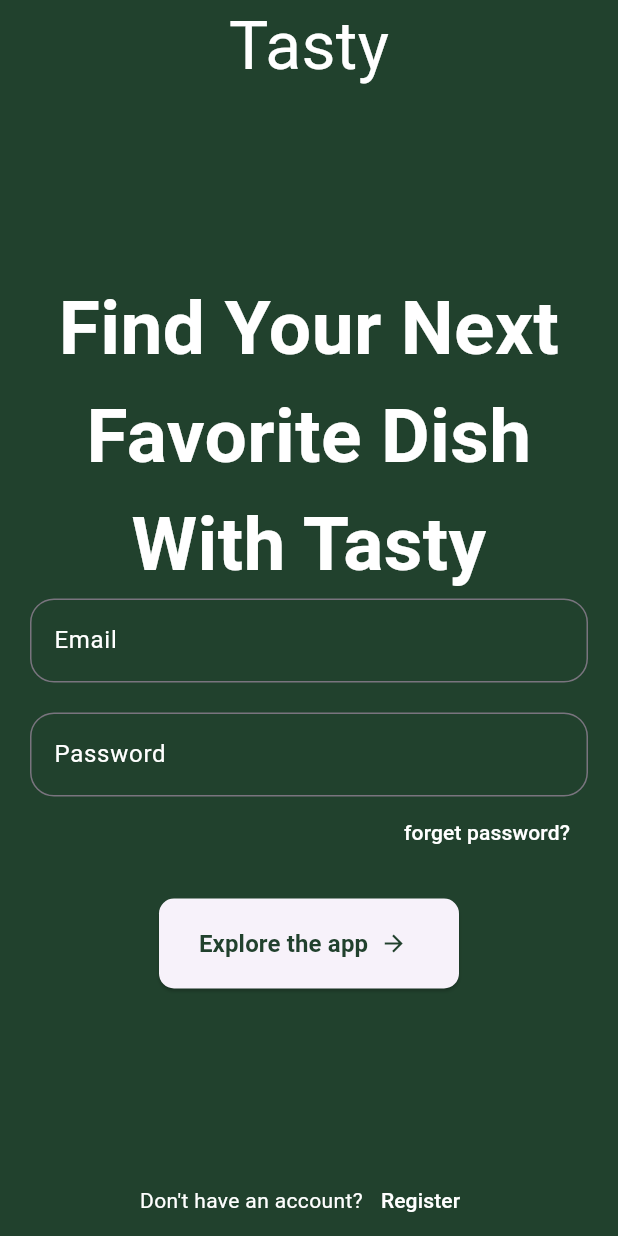
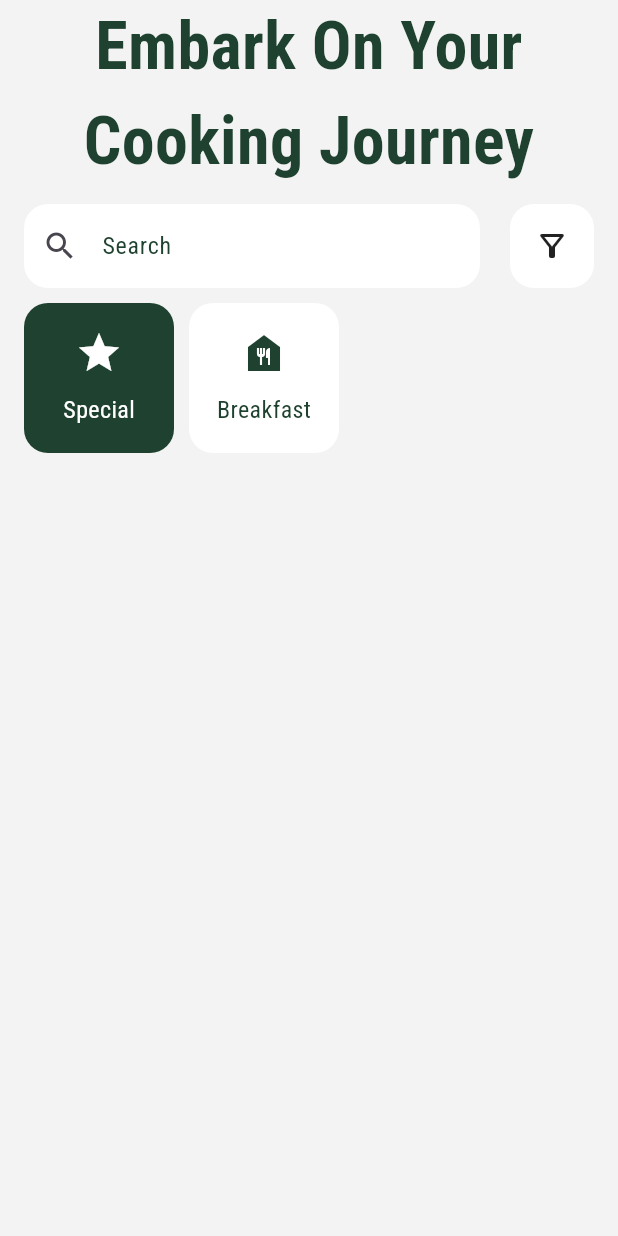
Before and after one commit to Luckystartech/recipe_app_class, a Flutter app: the screen it shows after launch, after a tap on "Explore the app", on a phone screen of 412 x 824 dp. Run offline on Flutter 3.47's test engine with Material 3 defaults, Android fonts, the phone set to English and light mode, and no system bars; our stand-ins replace google_fonts.

Commit message:
added homescreen

```diff
--- a/lib/main.dart
+++ b/lib/main.dart
@@ -1,4 +1,5 @@
 import 'package:flutter/material.dart';
+import 'package:google_fonts/google_fonts.dart';
 import 'package:recipe_app/screens/auth_screen.dart';
 
 void main() {
@@ -11,9 +12,12 @@ class MyApp extends StatelessWidget {
   // This widget is the root of your application.
   @override
   Widget build(BuildContext context) {
-    return const MaterialApp(
+    return  MaterialApp(
       debugShowCheckedModeBanner: false,
-      home: AuthScreen()
+      theme: ThemeData(
+        textTheme: GoogleFonts.robotoCondensedTextTheme()
+      ),
+      home: const AuthScreen()
     );
   }
 }
--- a/lib/screens/auth_screen.dart
+++ b/lib/screens/auth_screen.dart
@@ -1,4 +1,6 @@
 import 'package:flutter/material.dart';
+import 'package:recipe_app/screens/home_screen.dart';
+import 'package:recipe_app/utils/color.dart';
 
 class AuthScreen extends StatelessWidget {
   const AuthScreen({super.key});
@@ -6,7 +8,7 @@ class AuthScreen extends StatelessWidget {
   @override
   Widget build(BuildContext context) {
     return Scaffold(
-        backgroundColor: const Color.fromRGBO(33, 65, 45, 100),
+        backgroundColor: recipeAppPrimaryColor,
         //body
         body: SafeArea(
           child: Padding(
@@ -14,7 +16,8 @@ class AuthScreen extends StatelessWidget {
             child: Column(children: [
               const Text(
                 'Tasty',
-                style: TextStyle(color: Colors.white, fontSize: 44),
+                style: TextStyle(fontSize: 44, color: Colors.white),
+                // style: TextStyle(color: Colors.white, fontSize: 44),
               ),
               const SizedBox(
                 height: 120,
@@ -59,14 +62,22 @@ class AuthScreen extends StatelessWidget {
               const SizedBox(height: 20),
               ElevatedButton.icon(
                 iconAlignment: IconAlignment.end,
-                onPressed: () {},
-                label: const Text('Explore the app', style: TextStyle(fontWeight: FontWeight.bold, fontSize: 16),),
+                onPressed: () {
+                  Navigator.of(context)
+                      .push(MaterialPageRoute(builder: (context) {
+                    return const HomeScreen();
+                  }));
+                },
+                label: const Text(
+                  'Explore the app',
+                  style: TextStyle(fontWeight: FontWeight.bold, fontSize: 16),
+                ),
                 icon: const Icon(Icons.arrow_forward),
                 style: ElevatedButton.styleFrom(
-                  foregroundColor: const Color.fromRGBO(33, 65, 45, 100),
-                  fixedSize: const Size(200, 60),
-                  shape: RoundedRectangleBorder(borderRadius: BorderRadius.circular(10))
-                ),
+                    foregroundColor: const Color.fromRGBO(33, 65, 45, 100),
+                    fixedSize: const Size(200, 60),
+                    shape: RoundedRectangleBorder(
+                        borderRadius: BorderRadius.circular(10))),
               ),
               const Spacer(),
               Row(
--- /dev/null
+++ b/lib/screens/home_screen.dart
@@ -0,0 +1,99 @@
+import 'package:flutter/material.dart';
+import 'package:recipe_app/utils/color.dart';
+
+class HomeScreen extends StatelessWidget {
+  const HomeScreen({super.key});
+
+  @override
+  Widget build(BuildContext context) {
+    return Scaffold(
+        backgroundColor: recipeAppScaffoldBgColor,
+        body: SafeArea(
+          child: Padding(
+            padding: const EdgeInsets.symmetric(horizontal: 16),
+            child: Column(
+              crossAxisAlignment: CrossAxisAlignment.start,
+              children: [
+                const Text(
+                  'Embark On Your Cooking Journey',
+                  textAlign: TextAlign.center,
+                  style: TextStyle(
+                    color: recipeAppPrimaryColor,
+                    fontSize: 44,
+                    fontWeight: FontWeight.bold,
+                  ),
+                ),
+                const SizedBox(height: 10),
+                Row(
+                  children: [
+                    Expanded(
+                      child: TextField(
+                        decoration: InputDecoration(
+                          prefixIcon: const Icon(Icons.search),
+                          hintText: 'Search',
+                          filled: true,
+                          fillColor: Colors.white,
+                          hintStyle:
+                              const TextStyle(color: recipeAppPrimaryColor),
+                          border: OutlineInputBorder(
+                              borderRadius: BorderRadius.circular(16),
+                              borderSide: BorderSide.none),
+                        ),
+                      ),
+                    ),
+                    const SizedBox(width: 20),
+                    Container(
+                        height: 56,
+                        width: 56,
+                        decoration: BoxDecoration(
+                            color: Colors.white,
+                            borderRadius: BorderRadius.circular(16)),
+                        child: const Icon(Icons.filter_alt_outlined))
+                  ],
+                ),
+                const SizedBox(height: 10),
+                Row(children: [
+                  Container(
+                  width: 100,
+                  height: 100,
+                  decoration: BoxDecoration(
+                      color: recipeAppPrimaryColor,
+                      borderRadius: BorderRadius.circular(16)),
+                  child: const Column(
+                    mainAxisAlignment: MainAxisAlignment.center,
+                    children: [
+                      Icon(Icons.star, color: Colors.white, size: 32,),
+                      const SizedBox(height: 10),
+                      Text(
+                        'Special',
+                        style: TextStyle(color: Colors.white, fontSize: 16),
+                      )
+                    ],
+                  ),
+                ),
+                const SizedBox(width: 10,),
+                  Container(
+                  width: 100,
+                  height: 100,
+                  decoration: BoxDecoration(
+                      color: Colors.white,
+                      borderRadius: BorderRadius.circular(16)),
+                  child: const Column(
+                    mainAxisAlignment: MainAxisAlignment.center,
+                    children: [
+                      Icon(Icons.food_bank, color: recipeAppPrimaryColor, size: 32,),
+                      const SizedBox(height: 10),
+                      Text(
+                        'Breakfast',
+                        style: TextStyle(color: recipeAppPrimaryColor, fontSize: 16),
+                      )
+                    ],
+                  ),
+                )
+                ],)
+              ],
+            ),
+          ),
+        ));
+  }
+}
--- /dev/null
+++ b/lib/utils/color.dart
@@ -0,0 +1,4 @@
+import 'package:flutter/material.dart';
+
+const recipeAppPrimaryColor = Color.fromRGBO(31, 66, 48, 100);
+const recipeAppScaffoldBgColor = Color.fromRGBO(243, 243, 243, 100);
--- a/pubspec.yaml
+++ b/pubspec.yaml
@@ -35,6 +35,7 @@ dependencies:
   # The following adds the Cupertino Icons font to your application.
   # Use with the CupertinoIcons class for iOS style icons.
   cupertino_icons: ^1.0.8
+  google_fonts: ^6.2.1
 
 dev_dependencies:
   flutter_test:
```
Also changed, not shown: pubspec.lock, 7 other files.
